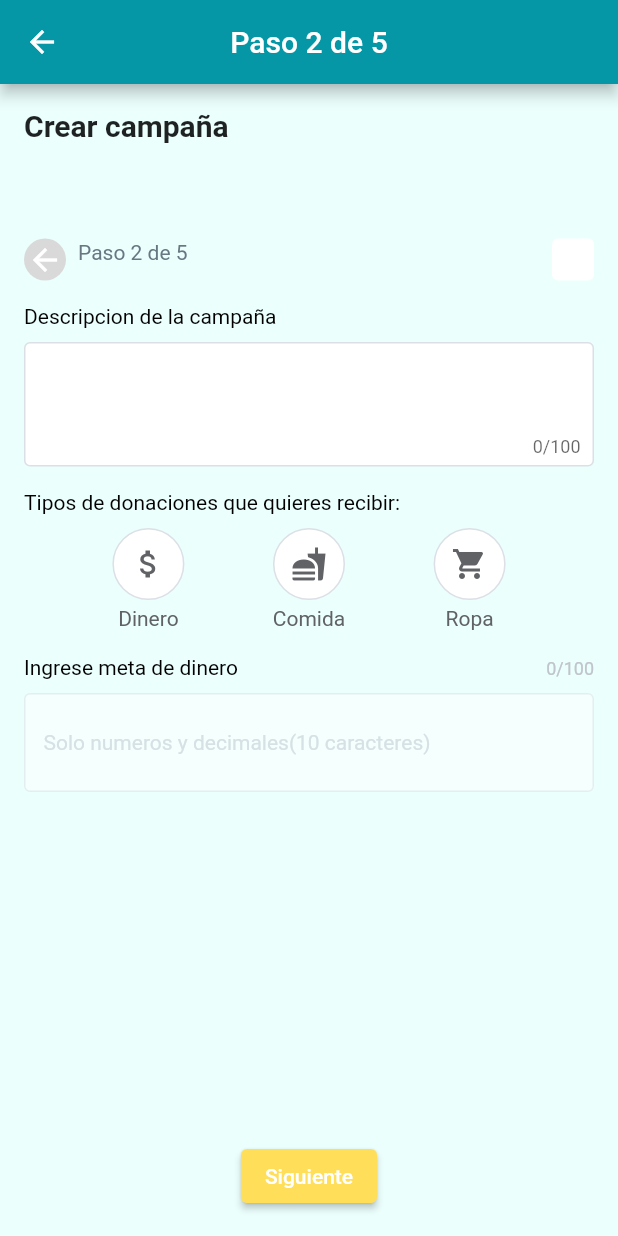
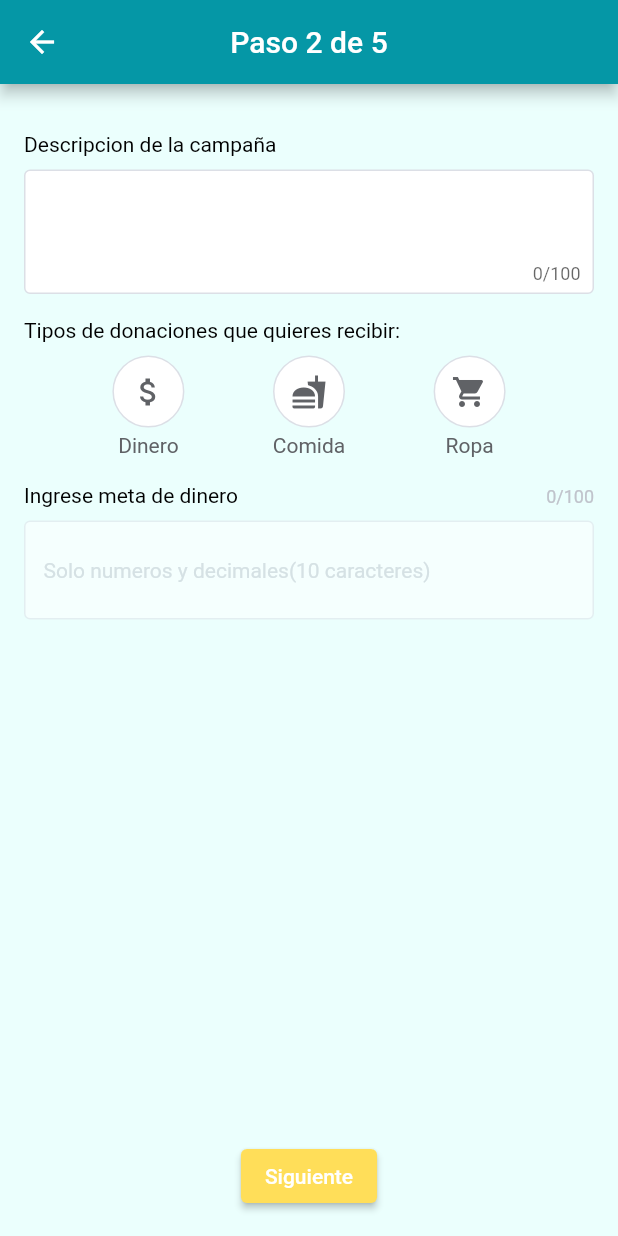
Before and after one commit to CC238-202302-WS61-GRUPO01/kindcoins_flutterapp, a Flutter app: the CampaignCreationPage screen opened directly, after a tap on "Siguiente", on a phone screen of 412 x 824 dp. Run offline on Flutter 3.47's test engine with Material 2 defaults, Android fonts, the phone set to English and light mode, and no system bars; our stand-ins replace carousel_slider, google_fonts, google_maps_flutter, image_picker.

```diff
--- a/lib/screens/create-campaign/create_campaign_1.dart
+++ b/lib/screens/create-campaign/create_campaign_1.dart
@@ -74,15 +74,6 @@ class _CampaignCreationPageState extends State<CampaignCreationPage> {
               // Step 1 of 5
               Padding(
                 padding: const EdgeInsets.all(16.0),
-                child: Text(
-                  'Paso 1 de 5',
-                  style: TextStyle(
-                    color: Colors.grey[600],
-                    fontSize: 14,
-                    fontFamily: 'Roboto',
-                    fontWeight: FontWeight.w400,
-                  ),
-                ),
               ),
               // Name of the campaign
               Padding(
@@ -147,7 +138,7 @@ class _CampaignCreationPageState extends State<CampaignCreationPage> {
                   crossAxisAlignment: CrossAxisAlignment.start,
                   children: [
                     Text(
-                      'Foto de la campaña',
+                      'Foto principal de la campaña',
                       style: TextStyle(
                         color: Colors.black,
                         fontSize: 14,
@@ -158,8 +149,8 @@ class _CampaignCreationPageState extends State<CampaignCreationPage> {
                     SizedBox(height: 8),
                     // Default image
                     _chosenImage != null
-                        ? Image.file(_chosenImage!)
-                        : Image.asset('assets/images/create_campaign/default_campaign_image.png'),
+                        ? Image.file(_chosenImage!,  height: 100,)
+                        : Image.asset('assets/images/create_campaign/default_campaign_image.png',  height: 100,),
                     // Edit button
                     TextButton(
                       onPressed: () {
@@ -181,10 +172,11 @@ class _CampaignCreationPageState extends State<CampaignCreationPage> {
               // Chosen photo name and Edit button
               Padding(
                 padding: const EdgeInsets.symmetric(horizontal: 16.0),
-                child: Row(
+                child: Column(
+                  crossAxisAlignment: CrossAxisAlignment.start,
                   children: [
                     Text(
-                      'Foto elegida: ',
+                      'Foto secundaria de la campaña',
                       style: TextStyle(
                         color: Colors.black,
                         fontSize: 14,
@@ -192,16 +184,12 @@ class _CampaignCreationPageState extends State<CampaignCreationPage> {
                         fontWeight: FontWeight.w400,
                       ),
                     ),
-                    Text(
-                      _chosenImage != null ? _chosenImage!.path : '(Sin nombre)',
-                      style: TextStyle(
-                        color: Colors.black,
-                        fontSize: 14,
-                        fontFamily: 'Roboto',
-                        fontWeight: FontWeight.w400,
-                      ),
-                    ),
-                    Spacer(),
+                    SizedBox(height: 8),
+                    // Default image
+                    _chosenImage != null
+                        ? Image.file(_chosenImage!,  height: 100,)
+                        : Image.asset('assets/images/create_campaign/default_campaign_image.png',  height: 100,),
+                    // Edit button
                     TextButton(
                       onPressed: () {
                         _pickImage();
--- a/lib/screens/create-campaign/create_campaign_2.dart
+++ b/lib/screens/create-campaign/create_campaign_2.dart
@@ -44,58 +44,6 @@ class _CampaignCreationPage2State extends State<CampaignCreationPage2> {
         children: [
           Padding(
             padding: const EdgeInsets.all(16.0),
-            child: Text(
-              'Crear campaña',
-              style: TextStyle(
-                fontSize: 20,
-                fontWeight: FontWeight.bold,
-              ),
-            ),
-          ),
-          Padding(
-            padding: const EdgeInsets.fromLTRB(16, 48, 16, 16),
-            child: Row(
-              children: [
-                GestureDetector(
-                  onTap: () {
-                    _goBack();
-                  },
-                  child: Container(
-                    width: 28,
-                    height: 28,
-                    decoration: BoxDecoration(
-                      shape: BoxShape.circle,
-                      color: Color(0xFFD9D9D9),
-                    ),
-                    child: Icon(
-                      Icons.arrow_back,
-                      color: Colors.white,
-                    ),
-                  ),
-                ),
-                SizedBox(width: 8),
-                Expanded(
-                  child: Text(
-                    'Paso 2 de 5',
-                    style: TextStyle(
-                      color: Color(0xFF687781),
-                      fontSize: 14,
-                      fontFamily: 'Roboto',
-                      fontWeight: FontWeight.w400,
-                      height: 0.12,
-                    ),
-                  ),
-                ),
-                Container(
-                  width: 28,
-                  height: 28,
-                  decoration: BoxDecoration(
-                    color: Colors.white,
-                    borderRadius: BorderRadius.circular(4),
-                  ),
-                ),
-              ],
-            ),
           ),
           Padding(
             padding: const EdgeInsets.symmetric(horizontal: 16),
--- a/lib/screens/create-campaign/create_campaign_4.dart
+++ b/lib/screens/create-campaign/create_campaign_4.dart
@@ -48,7 +48,7 @@ class _PlanSelectionState extends State<PlanSelection> {
             PlanItem(
               title: 'Premium mensual',
               content:
-                  '\u2022 Crear tu campaña y recibe donaciones\n\u2022 Duración ilimitada\n\u2022 Mayor visibilidad en nuestra sección de campañas\n\u2022 Prioridad en soporte',
+              '\u2022 Crear tu campaña y recibe donaciones\n\u2022 Duración ilimitada\n\u2022 Mayor visibilidad en nuestra sección de campañas\n\u2022 Prioridad en soporte',
               price: "\$ 9.99",
             ),
             const SizedBox(
@@ -57,7 +57,7 @@ class _PlanSelectionState extends State<PlanSelection> {
             PlanItem(
               title: 'Premium mensual',
               content:
-                  '\u2022 Crear tu campaña y recibe donaciones\n\u2022 Duración ilimitada\n\u2022 Mayor visibilidad en nuestra sección de campañas\n\u2022 Prioridad en soporte',
+              '\u2022 Crear tu campaña y recibe donaciones\n\u2022 Duración ilimitada\n\u2022 Mayor visibilidad en nuestra sección de campañas\n\u2022 Prioridad en soporte',
               price: "\$ 99.90",
             ),
             const SizedBox(
@@ -66,7 +66,7 @@ class _PlanSelectionState extends State<PlanSelection> {
             PlanItem(
               title: 'Premium mensual',
               content:
-                  '\u2022 Crear tu campaña y recibe donaciones\n\u2022 Duración de campaña máxima 1 mes',
+              '\u2022 Crear tu campaña y recibe donaciones\n\u2022 Duración de campaña máxima 1 mes',
               price: "Gratis",
             ),
             const SizedBox(
--- a/lib/screens/create-campaign/create_campaign_5.dart
+++ b/lib/screens/create-campaign/create_campaign_5.dart
@@ -1,7 +1,6 @@
 import 'package:flutter/material.dart';
 import 'create_campaign_6.dart';
-
-
+import 'components/pago.dart';
 
 class PaymentOptions extends StatefulWidget {
   @override
@@ -32,6 +31,7 @@ class _PaymentOptionsState extends State<PaymentOptions> {
                 currentOpt = value.toString();
               });
             },
+            activeColor: Color.fromARGB(255, 5, 151, 166),
           ),
         ),
         ListTile(
@@ -48,6 +48,7 @@ class _PaymentOptionsState extends State<PaymentOptions> {
                 currentOpt = value.toString();
               });
             },
+            activeColor: Color.fromARGB(255, 5, 151, 166),
           ),
         ),
         ListTile(
@@ -64,6 +65,7 @@ class _PaymentOptionsState extends State<PaymentOptions> {
                 currentOpt = value.toString();
               });
             },
+            activeColor: Color.fromARGB(255, 5, 151, 166),
           ),
         ),
         MaterialButton(
--- a/lib/screens/home/components/side_nav_bar.dart
+++ b/lib/screens/home/components/side_nav_bar.dart
@@ -77,7 +77,7 @@ class SideNavBar extends StatelessWidget {
           ListTile(
             leading: Icon(Icons.money_outlined),
             title: Text(
-              "Premium",
+              "Pagos",
               textAlign: TextAlign.left,
               overflow: TextOverflow.visible,
               selectionColor: Colors.white,
```
Also changed, not shown: lib/screens/create-campaign/components/pago.dart (+2 -53 lines), lib/screens/premium/premium_screen.dart (+38 -5 lines).
